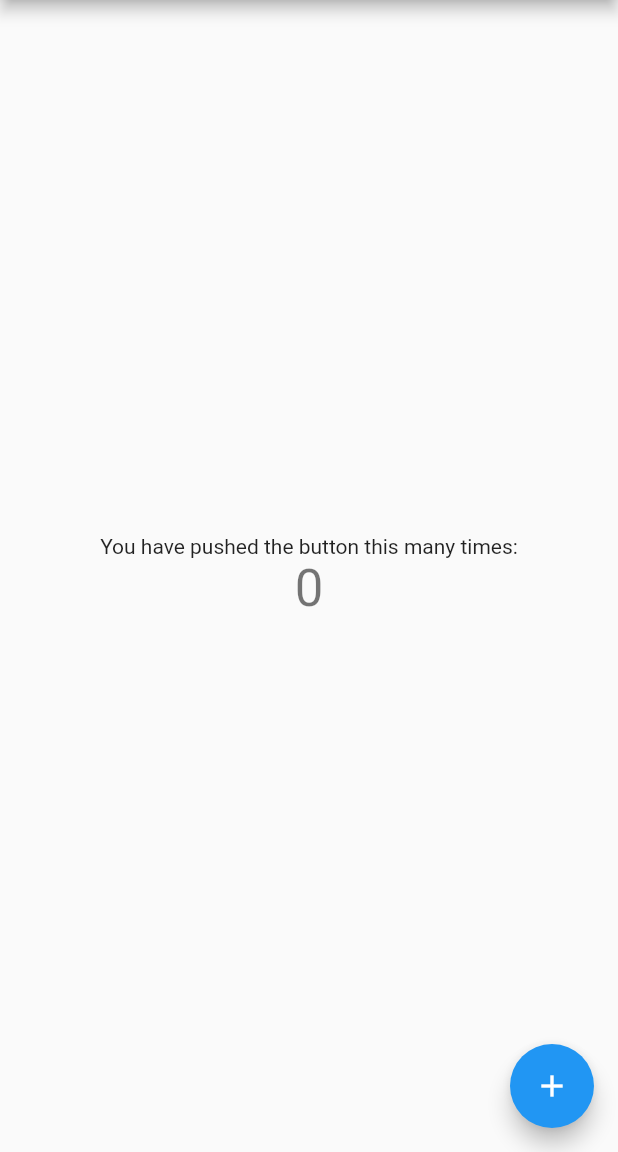
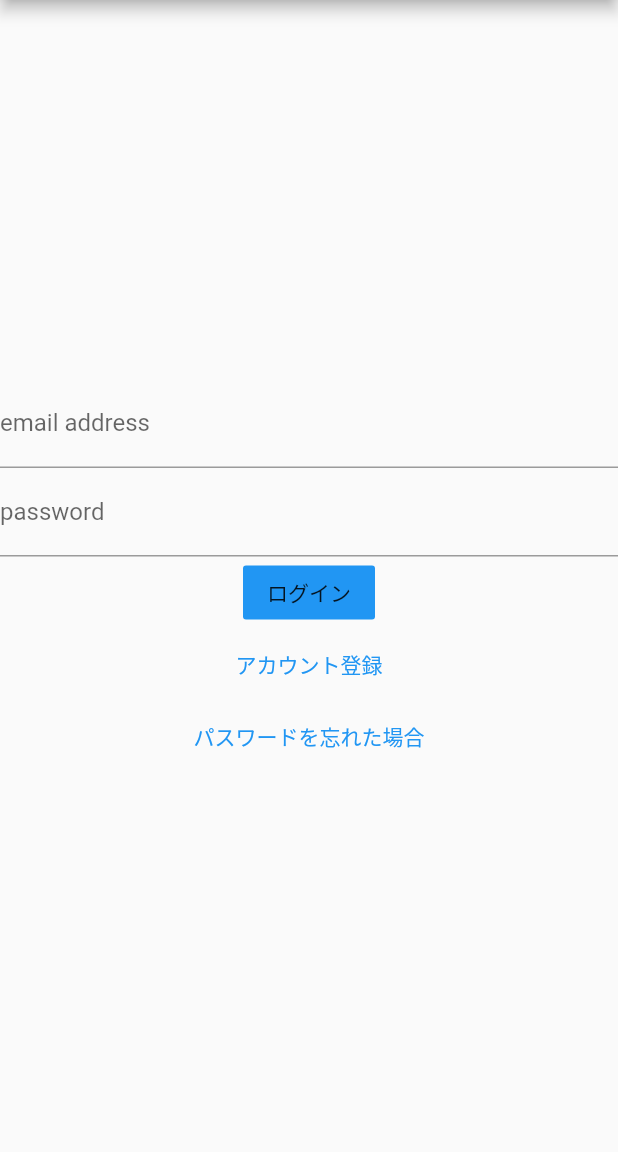
Before and after one commit to stecan/viz-me, a Flutter app: the screen it shows after launch, on a phone screen of 412 x 824 dp, the part 84-1236 px from its top. Run offline on Flutter 3.47's test engine with Material 2 defaults, Android fonts, the phone set to English and light mode, and no system bars.

Commit message:
Revert "Revert "認証周りの画面初回コミット""
This reverts commit dee50fc1

```diff
--- a/lib/main.dart
+++ b/lib/main.dart
@@ -1,113 +1,20 @@
 import 'package:flutter/material.dart';
+
+import 'pages/login_page.dart';
 
 void main() {
   runApp(MyApp());
 }
 
 class MyApp extends StatelessWidget {
-  // This widget is the root of your application.
   @override
   Widget build(BuildContext context) {
     return MaterialApp(
       title: 'Flutter Demo',
       theme: ThemeData(
-        // This is the theme of your application.
-        //
-        // Try running your application with "flutter run". You'll see the
-        // application has a blue toolbar. Then, without quitting the app, try
-        // changing the primarySwatch below to Colors.green and then invoke
-        // "hot reload" (press "r" in the console where you ran "flutter run",
-        // or simply save your changes to "hot reload" in a Flutter IDE).
-        // Notice that the counter didn't reset back to zero; the application
-        // is not restarted.
         primarySwatch: Colors.blue,
       ),
-      home: MyHomePage(title: 'Flutter Demo Home Page'),
+      home: Login(title: 'Flutter Demo Home Page'),
     );
   }
 }
-
-class MyHomePage extends StatefulWidget {
-  MyHomePage({Key? key, required this.title}) : super(key: key);
-
-  // This widget is the home page of your application. It is stateful, meaning
-  // that it has a State object (defined below) that contains fields that affect
-  // how it looks.
-
-  // This class is the configuration for the state. It holds the values (in this
-  // case the title) provided by the parent (in this case the App widget) and
-  // used by the build method of the State. Fields in a Widget subclass are
-  // always marked "final".
-
-  final String title;
-
-  @override
-  _MyHomePageState createState() => _MyHomePageState();
-}
-
-class _MyHomePageState extends State<MyHomePage> {
-  int _counter = 0;
-
-  void _incrementCounter() {
-    setState(() {
-      // This call to setState tells the Flutter framework that something has
-      // changed in this State, which causes it to rerun the build method below
-      // so that the display can reflect the updated values. If we changed
-      // _counter without calling setState(), then the build method would not be
-      // called again, and so nothing would appear to happen.
-      _counter++;
-    });
-  }
-
-  @override
-  Widget build(BuildContext context) {
-    // This method is rerun every time setState is called, for instance as done
-    // by the _incrementCounter method above.
-    //
-    // The Flutter framework has been optimized to make rerunning build methods
-    // fast, so that you can just rebuild anything that needs updating rather
-    // than having to individually change instances of widgets.
-    return Scaffold(
-      appBar: AppBar(
-        // Here we take the value from the MyHomePage object that was created by
-        // the App.build method, and use it to set our appbar title.
-        title: Text(widget.title),
-      ),
-      body: Center(
-        // Center is a layout widget. It takes a single child and positions it
-        // in the middle of the parent.
-        child: Column(
-          // Column is also a layout widget. It takes a list of children and
-          // arranges them vertically. By default, it sizes itself to fit its
-          // children horizontally, and tries to be as tall as its parent.
-          //
-          // Invoke "debug painting" (press "p" in the console, choose the
-          // "Toggle Debug Paint" action from the Flutter Inspector in Android
-          // Studio, or the "Toggle Debug Paint" command in Visual Studio Code)
-          // to see the wireframe for each widget.
-          //
-          // Column has various properties to control how it sizes itself and
-          // how it positions its children. Here we use mainAxisAlignment to
-          // center the children vertically; the main axis here is the vertical
-          // axis because Columns are vertical (the cross axis would be
-          // horizontal).
-          mainAxisAlignment: MainAxisAlignment.center,
-          children: <Widget>[
-            Text(
-              'You have pushed the button this many times:',
-            ),
-            Text(
-              '$_counter',
-              style: Theme.of(context).textTheme.headline4,
-            ),
-          ],
-        ),
-      ),
-      floatingActionButton: FloatingActionButton(
-        onPressed: _incrementCounter,
-        tooltip: 'Increment',
-        child: Icon(Icons.add),
-      ), // This trailing comma makes auto-formatting nicer for build methods.
-    );
-  }
-}
--- /dev/null
+++ b/lib/pages/login_page.dart
@@ -0,0 +1,76 @@
+import 'package:flutter/cupertino.dart';
+import 'package:flutter/material.dart';
+import 'package:viz_me/pages/regist_page.dart';
+import 'package:viz_me/pages/reset_password.dart';
+
+class Login extends StatefulWidget {
+  Login({Key? key, required this.title}) : super(key: key);
+
+  final String title;
+
+  @override
+  _LoginState createState() => _LoginState();
+}
+
+class _LoginState extends State<Login> {
+  int _counter = 100;
+
+  void _incrementCounter() {
+    setState(() {
+      _counter++;
+    });
+  }
+
+  @override
+  Widget build(BuildContext context) {
+    return Scaffold(
+      appBar: AppBar(
+        title: Text(widget.title),
+      ),
+      body: Center(
+        child: Column(
+          mainAxisAlignment: MainAxisAlignment.center,
+          children: <Widget>[
+          TextField(
+          obscureText:false,
+          decoration: const InputDecoration(
+            hintText: 'Type your email address',
+            labelText: 'email address',
+          ),
+        ),
+        TextField(
+          obscureText:true,
+          decoration: const InputDecoration(
+            hintText: 'Type your password',
+            labelText: 'password',
+          ),
+        ),
+        FlatButton(
+          onPressed: _incrementCounter,
+          color: Colors.blue,
+          child: Text(
+            'ログイン',
+          ),
+        ),
+        TextButton(
+          child: Text("アカウント登録"),
+          onPressed: () {
+            Navigator.push(context, MaterialPageRoute(
+                builder: (context) => Regist(title: "登録画面")
+            ));
+          }
+        ),
+        TextButton(
+            child: Text("パスワードを忘れた場合"),
+            onPressed: () {
+              Navigator.push(context, MaterialPageRoute(
+                  builder: (context) => ResetPassword(title: "パスワードリセット")
+              ));
+            }
+        ),
+      ],
+    ),
+    ),
+    );
+  }
+}
```
Also changed, not shown: lib/pages/dummy_page.dart (added, +44 -0 lines), lib/pages/regist_page.dart (added, +65 -0 lines), lib/pages/reset_password.dart (added, +51 -0 lines).
